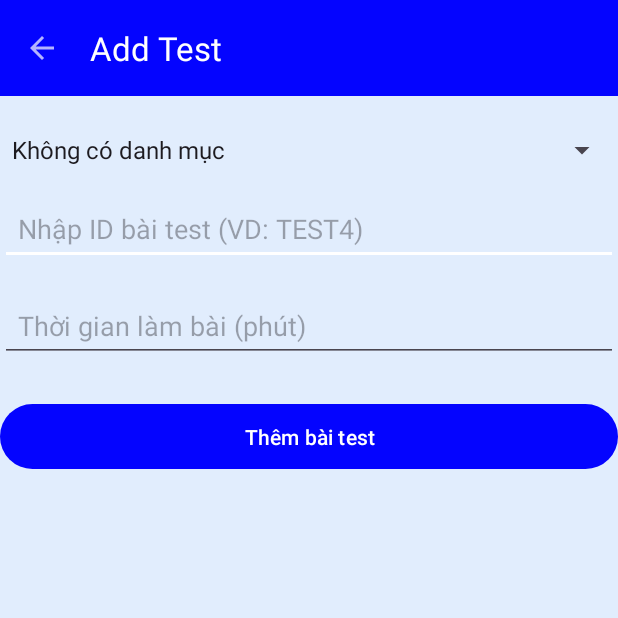
After one commit to TruongHidu/QuizzApp, an Android app: the AddTestActivity screen opened directly, with no data from a screen before it, on a phone screen of 412 x 824 dp, the top half of it. The commit adds this screen. Run offline under Robolectric (Android 15) with nearby library versions, the phone set to English and light mode, and no system bars; our stand-ins replace Firebase (no records; nobody signed in at launch, a user with empty details on screens opened directly).

Commit message:
First commit

```diff
--- a/app/src/main/java/com/example/examapp/activities/StartTestActivity.java
+++ b/app/src/main/java/com/example/examapp/activities/StartTestActivity.java
@@ -72,7 +72,7 @@ public class StartTestActivity extends AppCompatActivity {
             binding.txtCatName.setText(DbQuery.g_categoryList.get(DbQuery.g_selectedCatIndex).getName());
         }
 
-        binding.txtTestNO.setText("Test " + (DbQuery.g_selected_test_index + 1));
+        binding.txtTestNO.setText("Test " + DbQuery.g_testList.get(DbQuery.g_selected_test_index).getTestId());
 
         if (DbQuery.g_testList != null && DbQuery.g_selected_test_index < DbQuery.g_testList.size()) {
             binding.txtBestScore.setText(String.valueOf(DbQuery.g_testList.get(DbQuery.g_selected_test_index).getTopScore()));
--- /dev/null
+++ b/app/src/main/java/com/example/examapp/admin/AddTestActivity.java
@@ -0,0 +1,144 @@
+package com.example.examapp.admin;
+
+import android.os.Bundle;
+import android.widget.ArrayAdapter;
+import android.widget.Toast;
+import androidx.appcompat.app.AppCompatActivity;
+import com.example.examapp.databinding.ActivityAddTestBinding;
+import com.google.firebase.firestore.DocumentReference;
+import com.google.firebase.firestore.FirebaseFirestore;
+
+import java.util.ArrayList;
+import java.util.HashMap;
+import java.util.List;
+import java.util.Map;
+
+public class AddTestActivity extends AppCompatActivity {
+
+    private ActivityAddTestBinding binding;
+    private FirebaseFirestore db;
+
+    private List<String> categoryNames = new ArrayList<>();
+    private List<String> categoryIds = new ArrayList<>();
+
+    @Override
+    protected void onCreate(Bundle savedInstanceState) {
+        super.onCreate(savedInstanceState);
+        binding = ActivityAddTestBinding.inflate(getLayoutInflater());
+        setContentView(binding.getRoot());
+
+        db = FirebaseFirestore.getInstance();
+
+        setSupportActionBar(binding.toolbar1);
+        getSupportActionBar().setDisplayShowTitleEnabled(true);
+        getSupportActionBar().setTitle("Add Test");
+        getSupportActionBar().setDisplayHomeAsUpEnabled(true);
+
+        loadCategories();
+
+        binding.addTestButton.setOnClickListener(v -> addTest());
+    }
+
+    private void loadCategories() {
+        db.collection("QUIZ").get().addOnSuccessListener(querySnapshot -> {
+            categoryNames.clear();
+            categoryIds.clear();
+
+            for (var doc : querySnapshot.getDocuments()) {
+                String name = doc.getString("NAME");
+                String id = doc.getId();
+
+                if (name != null && id != null) {
+                    categoryNames.add(name);
+                    categoryIds.add(id);
+                }
+            }
+
+            if (categoryNames.isEmpty()) {
+                categoryNames.add("Không có danh mục");
+            }
+
+            ArrayAdapter<String> adapter = new ArrayAdapter<>(
+                    this,
+                    android.R.layout.simple_spinner_item,
+                    categoryNames
+            );
+            adapter.setDropDownViewResource(android.R.layout.simple_spinner_dropdown_item);
+            binding.categorySpinner.setAdapter(adapter);
+        }).addOnFailureListener(e -> {
+            Toast.makeText(this, "Lỗi tải danh mục", Toast.LENGTH_SHORT).show();
+        });
+    }
+
+    private void addTest() {
+        if (categoryIds.isEmpty()) {
+            Toast.makeText(this, "Không có danh mục nào!", Toast.LENGTH_SHORT).show();
+            return;
+        }
+
+        int selectedIndex = binding.categorySpinner.getSelectedItemPosition();
+        String selectedCatId = categoryIds.get(selectedIndex);
+
+        String testId = binding.testIdEditText.getText().toString().trim();
+        String timeStr = binding.testTimeEditText.getText().toString().trim();
+
+        if (testId.isEmpty() || timeStr.isEmpty()) {
+            Toast.makeText(this, "Vui lòng nhập đầy đủ thông tin!", Toast.LENGTH_SHORT).show();
+            return;
+        }
+
+        int time;
+        try {
+            time = Integer.parseInt(timeStr);
+        } catch (NumberFormatException e) {
+            Toast.makeText(this, "Thời gian phải là số!", Toast.LENGTH_SHORT).show();
+            return;
+        }
+
+        DocumentReference testInfoRef = db.collection("QUIZ")
+                .document(selectedCatId)
+                .collection("TEST_LIST")
+                .document("TEST_INFO");
+
+        DocumentReference categoryRef = db.collection("QUIZ").document(selectedCatId);
+
+        testInfoRef.get().addOnSuccessListener(snapshot -> {
+            // Sử dụng mảng để tránh lỗi effectively final
+            final List<Map<String, Object>>[] currentTests = new List[]{new ArrayList<>()};
+
+            if (snapshot.exists() && snapshot.contains("TESTs")) {
+                currentTests[0] = (List<Map<String, Object>>) snapshot.get("TESTs");
+            }
+
+            // Tạo bài test mới
+            Map<String, Object> newTest = new HashMap<>();
+            newTest.put("id", testId);
+            newTest.put("time", time);
+            currentTests[0].add(newTest);
+
+            // Cập nhật TESTS trong Firestore
+            Map<String, Object> updates = new HashMap<>();
+            updates.put("TESTs", currentTests[0]);
+
+            testInfoRef.set(updates)
+                    .addOnSuccessListener(unused -> {
+                        // Cập nhật NO_OF_TEST lên document chính
+                        categoryRef.update("NO_OF_TEST", currentTests[0].size())
+                                .addOnSuccessListener(unused2 -> {
+                                    Toast.makeText(this, "Đã thêm bài test thành công!", Toast.LENGTH_SHORT).show();
+                                    binding.testIdEditText.setText("");
+                                    binding.testTimeEditText.setText("");
+                                })
+                                .addOnFailureListener(e -> Toast.makeText(this, "Không cập nhật được NO_OF_TEST", Toast.LENGTH_SHORT).show());
+                    })
+                    .addOnFailureListener(e -> Toast.makeText(this, "Thêm bài test thất bại!", Toast.LENGTH_SHORT).show());
+
+        }).addOnFailureListener(e -> Toast.makeText(this, "Lỗi khi kiểm tra TEST_INFO", Toast.LENGTH_SHORT).show());
+    }
+
+    @Override
+    public boolean onSupportNavigateUp() {
+        finish();
+        return true;
+    }
+}
--- /dev/null
+++ b/app/src/main/res/layout/activity_add_test.xml
@@ -0,0 +1,67 @@
+<?xml version="1.0" encoding="utf-8"?>
+<androidx.constraintlayout.widget.ConstraintLayout
+    xmlns:android="http://schemas.android.com/apk/res/android"
+    xmlns:app="http://schemas.android.com/apk/res-auto"
+    xmlns:tools="http://schemas.android.com/tools"
+    android:id="@+id/main"
+    android:layout_width="match_parent"
+    android:layout_height="match_parent"
+    android:background="@color/main_background"
+    tools:context=".admin.AddTestActivity">
+    <androidx.appcompat.widget.Toolbar
+        android:id="@+id/toolbar1"
+        android:layout_width="0dp"
+        android:layout_height="?attr/actionBarSize"
+        android:background="@color/colorPrimary"
+        android:theme="@style/ThemeOverlay.AppCompat.Dark"
+        app:layout_constraintTop_toTopOf="parent"
+        app:layout_constraintStart_toStartOf="parent"
+        app:layout_constraintEnd_toEndOf="parent" />
+    <Spinner
+        android:id="@+id/categorySpinner"
+        android:layout_width="0dp"
+        android:layout_height="wrap_content"
+        android:layout_marginTop="24dp"
+        android:spinnerMode="dropdown"
+        app:layout_constraintTop_toBottomOf="@id/toolbar1"
+        app:layout_constraintStart_toStartOf="parent"
+        app:layout_constraintEnd_toEndOf="parent" />
+
+    <!-- Nhập ID bài test -->
+    <EditText
+        android:id="@+id/testIdEditText"
+        android:hint="Nhập ID bài test (VD: TEST4)"
+        android:layout_width="0dp"
+        android:layout_height="wrap_content"
+        android:layout_marginTop="16dp"
+        android:padding="12dp"
+        app:layout_constraintTop_toBottomOf="@id/categorySpinner"
+        app:layout_constraintStart_toStartOf="parent"
+        app:layout_constraintEnd_toEndOf="parent" />
+
+    <!-- Nhập thời gian -->
+    <EditText
+        android:id="@+id/testTimeEditText"
+        android:hint="Thời gian làm bài (phút)"
+        android:inputType="number"
+        android:layout_width="0dp"
+        android:layout_height="wrap_content"
+        android:layout_marginTop="16dp"
+        android:padding="12dp"
+        app:layout_constraintTop_toBottomOf="@id/testIdEditText"
+        app:layout_constraintStart_toStartOf="parent"
+        app:layout_constraintEnd_toEndOf="parent" />
+
+    <!-- Nút Thêm -->
+    <Button
+        android:id="@+id/addTestButton"
+        android:text="Thêm bài test"
+        android:layout_width="0dp"
+        android:layout_height="wrap_content"
+        android:layout_marginTop="24dp"
+        android:padding="12dp"
+        app:layout_constraintTop_toBottomOf="@id/testTimeEditText"
+        app:layout_constraintStart_toStartOf="parent"
+        app:layout_constraintEnd_toEndOf="parent" />
+
+</androidx.constraintlayout.widget.ConstraintLayout>
--- a/app/src/main/res/layout/fragment_account.xml
+++ b/app/src/main/res/layout/fragment_account.xml
@@ -83,7 +83,7 @@
         app:layout_constraintRight_toRightOf="parent"
         app:layout_constraintLeft_toLeftOf="parent">
         <LinearLayout
-            android:layout_width="wrap_content"
+            android:layout_width="0dp"
             android:layout_height="match_parent"
             android:layout_weight="1"
             android:gravity="center"
@@ -111,7 +111,7 @@
 
         </LinearLayout>
         <LinearLayout
-            android:layout_width="wrap_content"
+            android:layout_width="0dp"
             android:layout_height="match_parent"
             android:layout_weight="1"
             android:gravity="center"
```
Also changed, not shown: app/src/main/AndroidManifest.xml (+9 -3 lines), app/src/main/java/com/example/examapp/activities/LoginActivity.java (+9 -0 lines), app/src/main/java/com/example/examapp/adapter/TestAdapter.java (+5 -6 lines), app/src/main/java/com/example/examapp/admin/AddQuestionActivity.java (+81 -100 lines), app/src/main/java/com/example/examapp/admin/HomeAdminActivity.java (added, +38 -0 lines), app/src/main/java/com/example/examapp/database/DbQuery.java (+64 -35 lines), app/src/main/res/layout/activity_add_question.xml (+13 -2 lines), app/src/main/res/layout/activity_home_admin.xml (added, +30 -0 lines).
